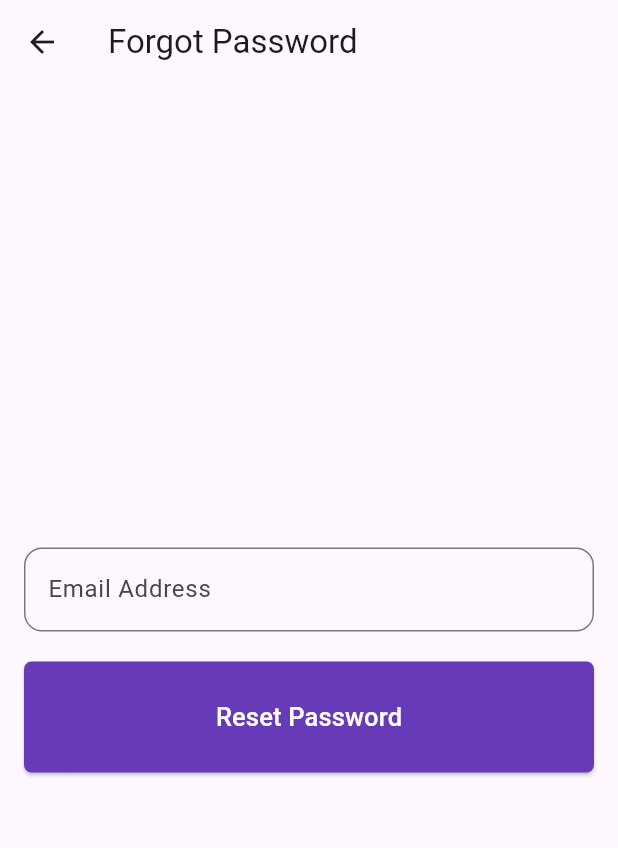
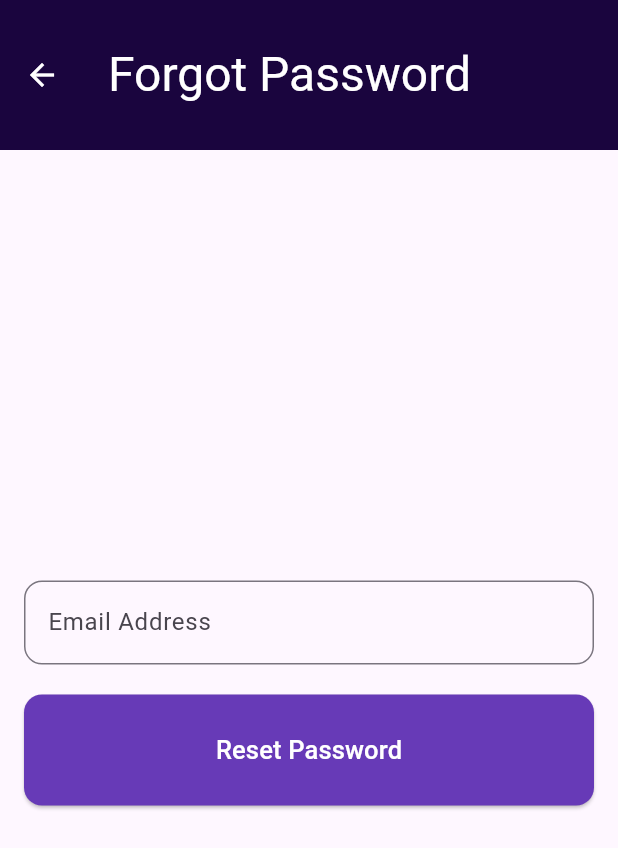
Before and after one commit to Drago78624/bookstore, a Flutter app: the Login screen opened by its route, after a tap on "Login", after a tap on "Forgot Password?", on a phone screen of 412 x 824 dp. Shown: the top 848 px of the screen. Run offline on Flutter 3.47's test engine with Material 3 defaults, Android fonts, the light colour scheme and no system bars; our stand-ins replace carousel_slider, cloud_firestore, firebase_auth, firebase_core, google_sign_in, sign_in_button; accounts and stored records are empty; network calls fail.

```diff
--- a/lib/auth/forgot_password.dart
+++ b/lib/auth/forgot_password.dart
@@ -1,5 +1,6 @@
 import 'package:bookstore/helpers/validate_email.dart';
 import 'package:bookstore/screens/login_screen.dart';
+import 'package:bookstore/widgets/auth/auth_button.dart';
 import 'package:bookstore/widgets/custom_text_field.dart';
 import 'package:firebase_auth/firebase_auth.dart';
 import 'package:flutter/material.dart';
@@ -55,7 +56,11 @@ class _ForgotPasswordState extends State<ForgotPassword> {
     }
     return Scaffold(
       appBar: AppBar(
-        title: const Text("Forgot Password"),
+        title: const Text(
+          "Forgot Password",
+          style: TextStyle(fontSize: 32),
+        ),
+        toolbarHeight: 100,
       ),
       body: Center(
         child: Padding(
@@ -73,22 +78,11 @@ class _ForgotPasswordState extends State<ForgotPassword> {
                 const SizedBox(
                   height: 20,
                 ),
-                SizedBox(
-                  width: double.infinity,
-                  child: ElevatedButton(
-                    onPressed: _resetPassword,
-                    child: const Text(
-                      "Reset Password",
-                      style: TextStyle(fontSize: 17),
-                    ),
-                    style: ElevatedButton.styleFrom(
-                        shape: RoundedRectangleBorder(
-                            borderRadius: BorderRadius.circular(5)),
-                        backgroundColor: Colors.deepPurple,
-                        foregroundColor: Colors.white,
-                        padding: const EdgeInsets.symmetric(vertical: 25)),
-                  ),
-                ),
+                AuthButton(
+                  onTap: _resetPassword,
+                  title: "Reset Password",
+                  color: Colors.deepPurple,
+                )
               ],
             ),
           ),
--- a/lib/book_store_app.dart
+++ b/lib/book_store_app.dart
@@ -17,6 +17,10 @@ class BookStoreApp extends StatelessWidget {
       debugShowCheckedModeBanner: false,
       title: 'Book Store',
       theme: ThemeData(
+        appBarTheme: AppBarTheme().copyWith(
+          backgroundColor: Color.fromARGB(255, 26, 5, 62),
+          foregroundColor: Colors.white,
+        ),
         colorScheme: ColorScheme.fromSeed(seedColor: Colors.deepPurple),
         useMaterial3: true,
       ),
--- a/lib/screens/home_screen.dart
+++ b/lib/screens/home_screen.dart
@@ -22,8 +22,8 @@ class _HomeState extends State<Home> {
         crossAxisCount: 1,
         children: [
           Carousel(),
-          // LatestBooks(onTap: widget.onTap),
-          // PopularBooks(onTap: widget.onTap),
+          LatestBooks(onTap: widget.onTap),
+          PopularBooks(onTap: widget.onTap),
         ],
       ),
     );
--- a/lib/screens/login_screen.dart
+++ b/lib/screens/login_screen.dart
@@ -20,6 +20,7 @@ class Login extends StatefulWidget {
 class _LoginState extends State<Login> {
   final TextEditingController emailController = TextEditingController();
   final TextEditingController passwordController = TextEditingController();
+  bool loading = false;
   bool isObscure = true;
 
   loginWithGoogle() async {
@@ -52,12 +53,18 @@ class _LoginState extends State<Login> {
 
   void _login() async {
     if (_formKey.currentState!.validate()) {
+      setState(() {
+        loading = true;
+      });
       final email = emailController.text.toString();
       final password = passwordController.text.toString();
       UserCredential? userCredential;
       try {
         userCredential = await FirebaseAuth.instance
             .signInWithEmailAndPassword(email: email, password: password);
+        setState(() {
+          loading = false;
+        });
         Navigator.pushReplacementNamed(
           context,
           "/root",
@@ -70,6 +77,9 @@ class _LoginState extends State<Login> {
         } else if (ex.code == 'wrong-password') {
           errorText = 'Wrong password provided for that user.';
         }
+        setState(() {
+          loading = false;
+        });
         showDialog(
           context: context,
           builder: (ctx) => AlertDialog(
@@ -91,6 +101,11 @@ class _LoginState extends State<Login> {
 
   @override
   Widget build(BuildContext context) {
+    if (loading) {
+      return Center(
+        child: CircularProgressIndicator(),
+      );
+    }
     return Scaffold(
       appBar: AppBar(
         title: Text(
--- a/lib/screens/root.dart
+++ b/lib/screens/root.dart
@@ -66,6 +66,7 @@ class _RootState extends State<Root> {
         actions: [
           if (!checkUserAuth())
             TextButton(
+              style: TextButton.styleFrom(foregroundColor: Colors.white),
               onPressed: () {
                 Navigator.pushNamed(context, "/login");
               },
```
Also changed, not shown: lib/models/latest_book.dart (added, +11 -0 lines), lib/screens/addresses.dart (added, +47 -0 lines), lib/screens/user_profile.dart (+48 -4 lines), lib/screens/wishlist.dart (added, +27 -0 lines), lib/widgets/address_card.dart (added, +50 -0 lines), lib/widgets/home/latest_books.dart (+23 -3 lines).
